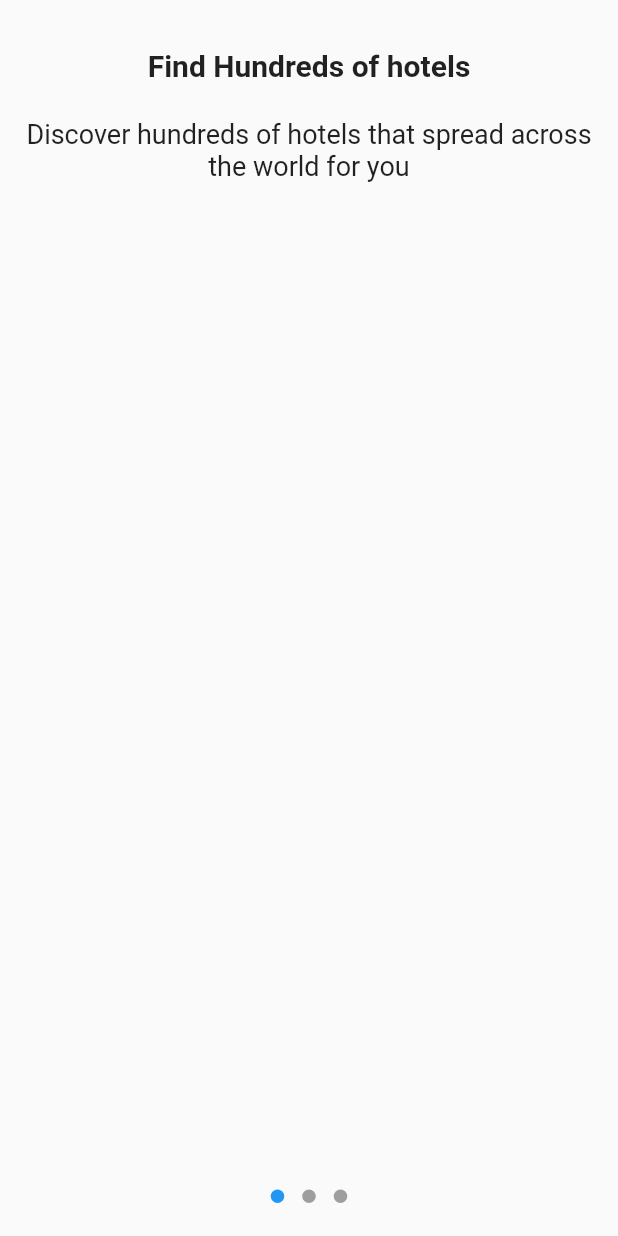
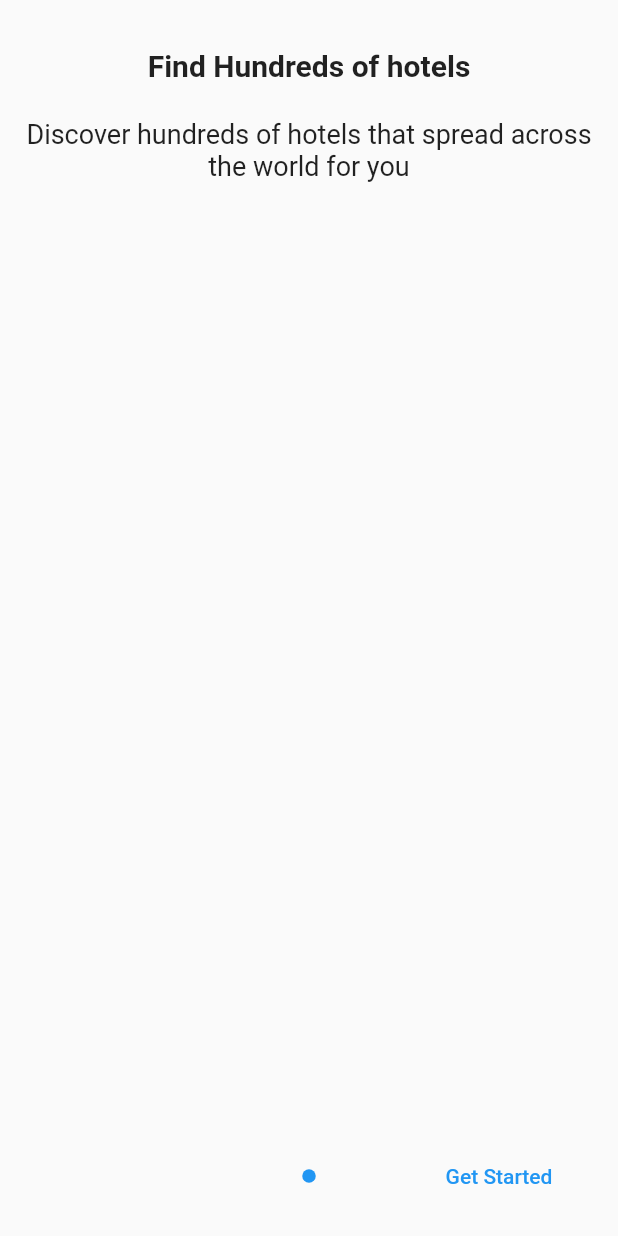
Before and after one commit to onumengine/encostay, a Flutter app: the screen it shows after launch, on a phone screen of 412 x 824 dp. Run offline on Flutter 3.47's test engine with Material 2 defaults, Android fonts, the phone set to English and light mode, and no system bars; drawn by our look-alikes of introduction_screen.

Commit message:
Fix the onboarding screen rendering bug

```diff
--- a/lib/ui/screens/onboarding_screen.dart
+++ b/lib/ui/screens/onboarding_screen.dart
@@ -5,14 +5,21 @@ class OnboardingScreen extends StatelessWidget {
   Widget build(BuildContext context) {
     return Scaffold(
       body: IntroductionScreen(
+        done: Text("Get Started"),
+        onDone: () {
+          ScaffoldMessenger.of(context).showSnackBar(
+            SnackBar(
+              content: Text("Clicked done"),
+            ),
+          );
+        },
+        showNextButton: false,
         pages: <PageViewModel>[
           PageViewModel(
             title: 'Find Hundreds of hotels',
             body:
                 'Discover hundreds of hotels that spread across the world for you',
           ),
-          PageViewModel(),
-          PageViewModel(),
         ],
       ),
     );
```
